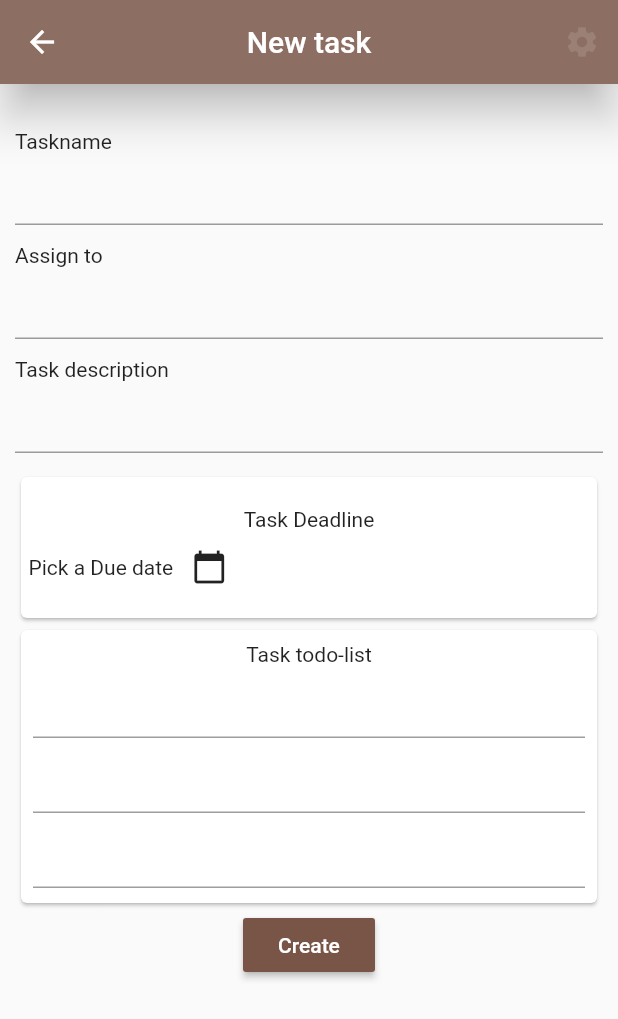
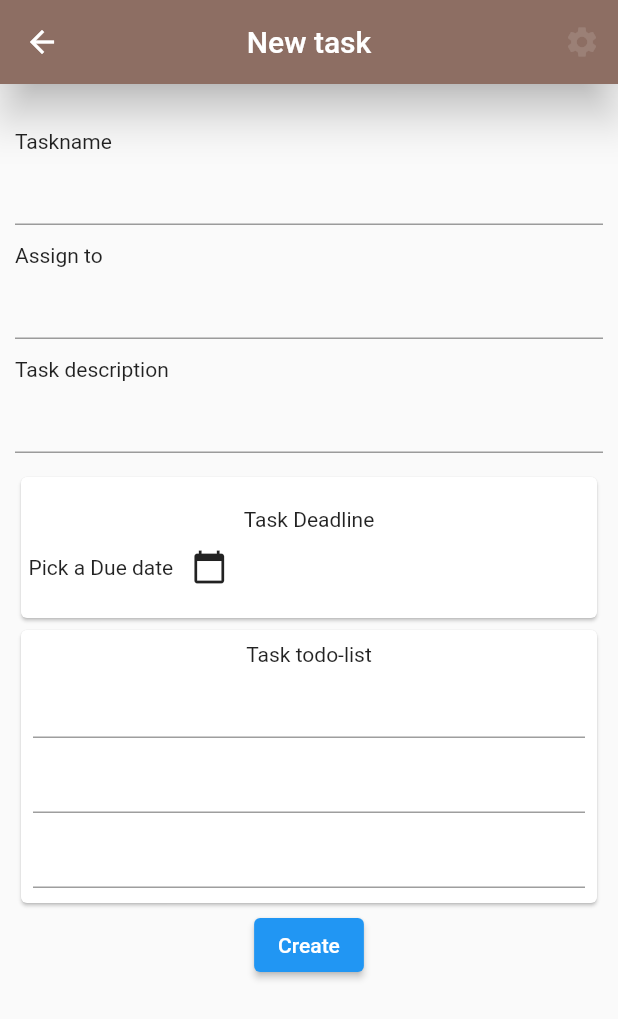
Before and after one commit to enzonjagi/kaziManager2.0, a Flutter app: the CreateTask screen opened by its route, on a phone screen of 412 x 824 dp. Shown: the top 1019 px of the screen. Run offline on Flutter 3.47's test engine with Material 2 defaults, Android fonts, the phone set to English and light mode, and no system bars.

Commit message:
Replaced a few Buttons

```diff
--- a/lib/screens/userinterfaces/createtask.dart
+++ b/lib/screens/userinterfaces/createtask.dart
@@ -40,7 +40,7 @@ class _CreateTaskState extends State<CreateTask> {
             backgroundColor: Colors.brown[200],
             actions: <Widget>[
               //passing other widgets
-              FlatButton(
+              FloatingActionButton(
                   child: Row(children: [
                     Text("Add todo"),
                     SizedBox(width: 5.0),
@@ -201,8 +201,7 @@ class _CreateTaskState extends State<CreateTask> {
                               )),
                         ),
                         Center(
-                          child: RaisedButton(
-                            color: Colors.brown[500],
+                          child: ElevatedButton(
                             onPressed: () {
                               setState(() {
                                 //post the data using the task class
```
Also changed, not shown: pubspec.lock, 1 other file.
